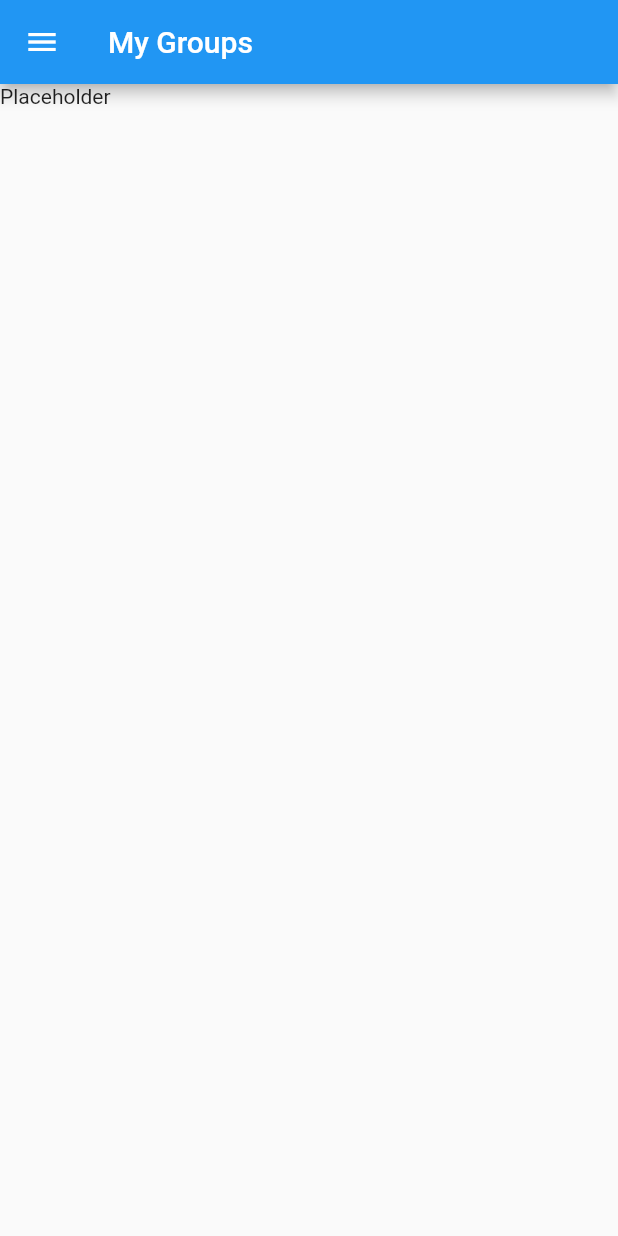
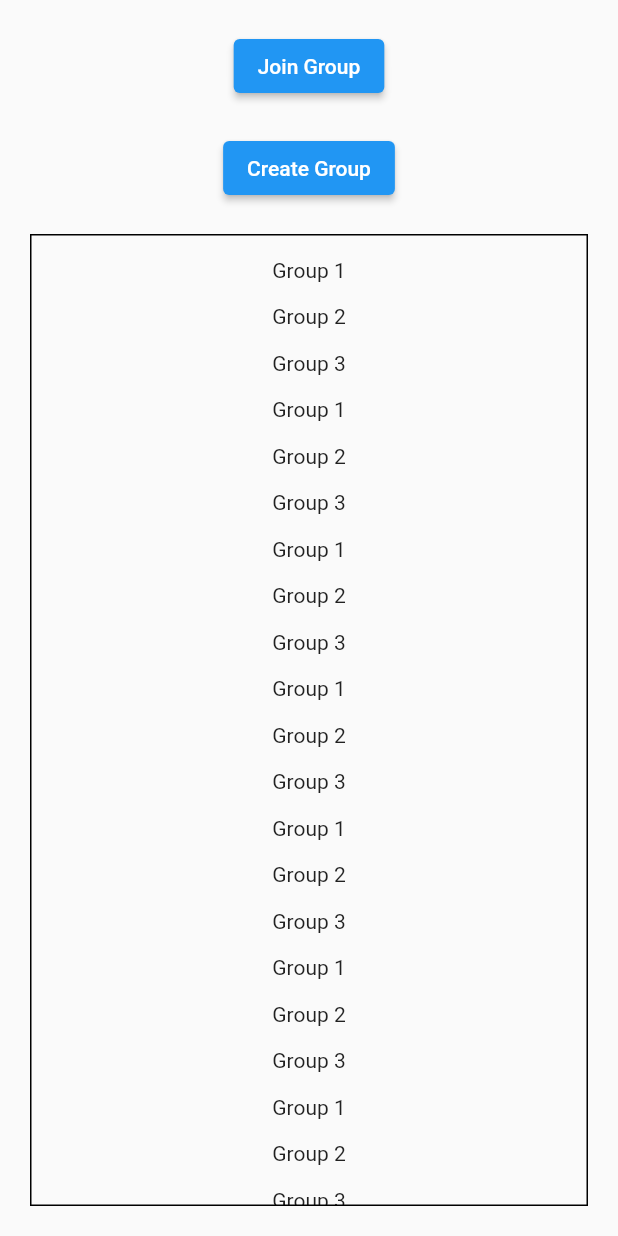
Before and after one commit to Salami-Sam/super_scheduler, a Flutter app: the MyGroupsWidget screen opened directly, on a phone screen of 412 x 824 dp. Run offline on Flutter 3.47's test engine with Material 2 defaults, Android fonts, the phone set to English and light mode, and no system bars.

Commit message:
Added Join Group, Create Group, and Modified MyGroups

```diff
--- a/lib/group_management.dart
+++ b/lib/group_management.dart
@@ -1,5 +1,7 @@
 import 'package:flutter/material.dart';
+import 'create_group.dart';
 import 'drawer.dart';
+import 'join_group.dart';
 
 /* Screens:
  * My Groups
@@ -7,21 +9,67 @@ import 'drawer.dart';
  * Join Group
  * Edit Group
  */
+///@author: James Chartraw & Rudy Fisher
+class MyGroupsWidget extends StatelessWidget {
+  //_MyGroupsWidgetState createState() => _MyGroupsWidgetState();
 
-class MyGroupsWidget extends StatelessWidget {
   @override
   Widget build(BuildContext context) {
     return Scaffold(
-      appBar: AppBar(
-        title: Text('My Groups'),
+        body: Center(
+            child: Column(children: <Widget>[
+      Container(
+          margin: EdgeInsets.all(20),
+          child: ElevatedButton(
+              onPressed: () {
+                Navigator.of(context).push(
+                    MaterialPageRoute(builder: (context) => JoinGroupWidget()));
+              },
+              child: Text('Join Group'))),
+      ElevatedButton(
+        onPressed: () {
+          Navigator.of(context).push(
+              MaterialPageRoute(builder: (context) => CreateGroupWidget()));
+        },
+        child: Text('Create Group'),
       ),
-      drawer: getUnifiedDrawerWidget(),
-      body: Text('Placeholder'),
-    );
+      Flexible(
+        child: Container(
+          decoration: BoxDecoration(border: Border.all(color: Colors.black)),
+          margin: EdgeInsets.all(20),
+          child: _showGroupList(),
+        ),
+      )
+    ])));
   }
 }
 
-class CreateGroupWidget extends StatelessWidget {
+Widget _showGroupList() {
+  return ListView.builder(
+      itemCount: 15,
+      itemBuilder: (BuildContext context, int index) {
+        return Container(
+          child: Column(
+            children: <Widget>[
+              SizedBox(
+                height: 15,
+              ),
+              Text("Group 1"),
+              SizedBox(
+                height: 15,
+              ),
+              Text("Group 2"),
+              SizedBox(
+                height: 15,
+              ),
+              Text("Group 3"),
+            ],
+          ),
+        );
+      });
+}
+
+/* class CreateGroupWidget extends StatelessWidget {
   @override
   Widget build(BuildContext context) {
     return Scaffold(
@@ -32,9 +80,9 @@ class CreateGroupWidget extends StatelessWidget {
       body: Text('Placeholder'),
     );
   }
-}
+} */
 
-class JoinGroupWidget extends StatelessWidget {
+/* class JoinGroupWidget extends StatelessWidget {
   @override
   Widget build(BuildContext context) {
     return Scaffold(
@@ -45,9 +93,9 @@ class JoinGroupWidget extends StatelessWidget {
       body: Text('Placeholder'),
     );
   }
-}
+}  */
 
-class EditGroupWidget extends StatelessWidget {
+/* class EditGroupWidget extends StatelessWidget {
   @override
   Widget build(BuildContext context) {
     return Scaffold(
@@ -58,4 +106,4 @@ class EditGroupWidget extends StatelessWidget {
       body: Text('Placeholder'),
     );
   }
-}
+} */
```
Also changed, not shown: lib/create_group.dart (added, +56 -0 lines), lib/group_home.dart (+29 -7 lines), lib/join_group.dart (added, +40 -0 lines).
